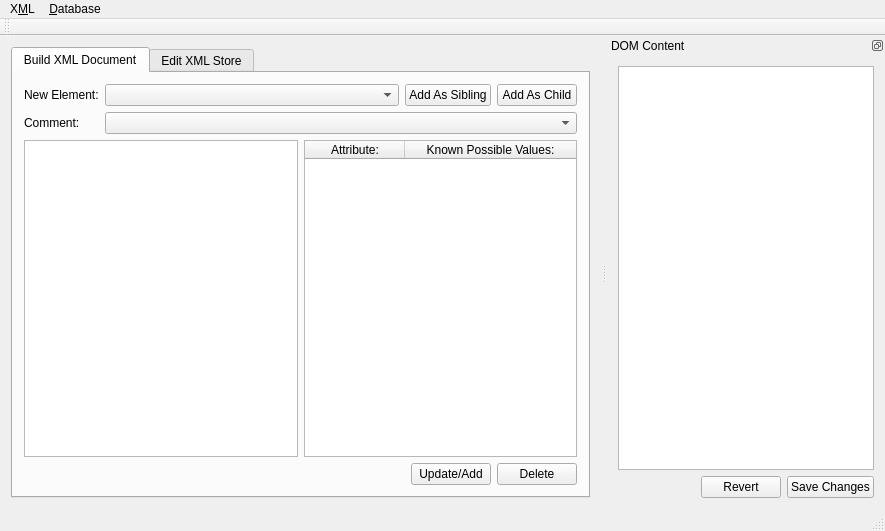
goblincoding/xmlmill, file GCXMLGenerator/gcmainwindow.ui: the form before one commit.
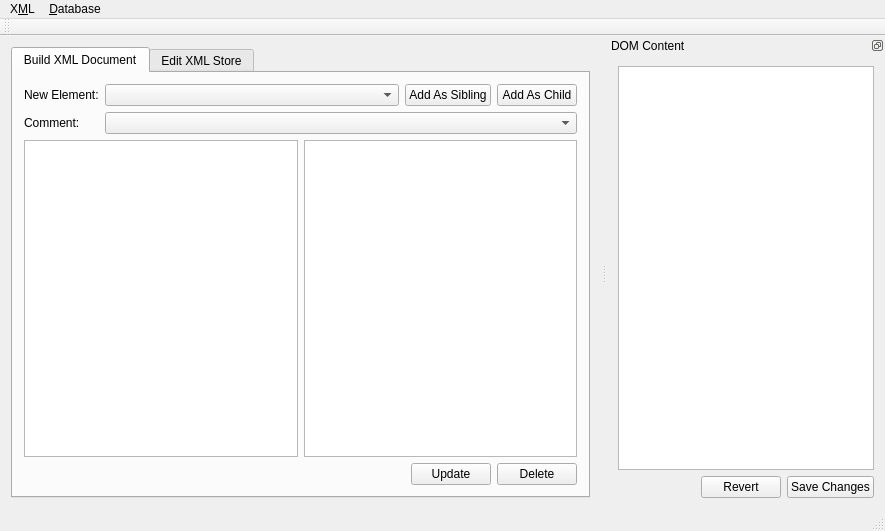
The form after the commit. Icons and pictures are not drawn.

Patch:
```diff
--- a/GCXMLGenerator/gcmainwindow.ui
+++ b/GCXMLGenerator/gcmainwindow.ui
@@ -109,7 +109,7 @@
              <number>2</number>
             </property>
             <attribute name="horizontalHeaderVisible">
-             <bool>true</bool>
+             <bool>false</bool>
             </attribute>
             <attribute name="horizontalHeaderStretchLastSection">
              <bool>true</bool>
@@ -146,7 +146,7 @@
           <item>
            <widget class="QPushButton" name="buildXMLAddButton">
             <property name="text">
-             <string>Update/Add</string>
+             <string>Update</string>
             </property>
            </widget>
           </item>
```
Left out of the diff: 2 changed lines with no effect on the pictures.
